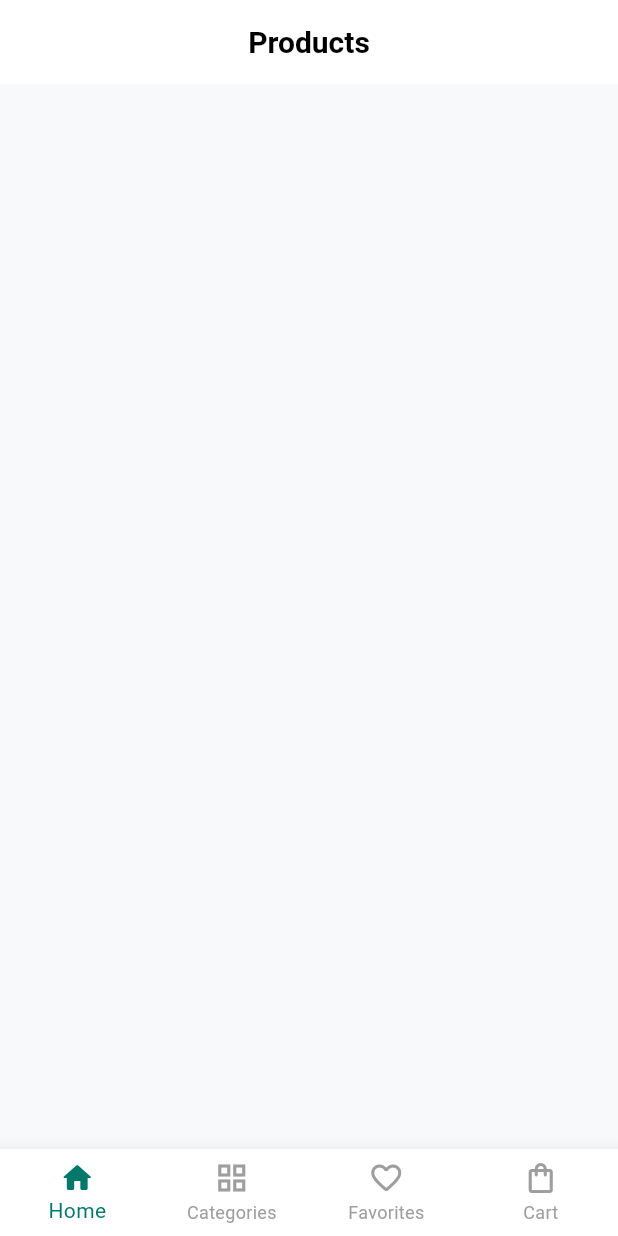
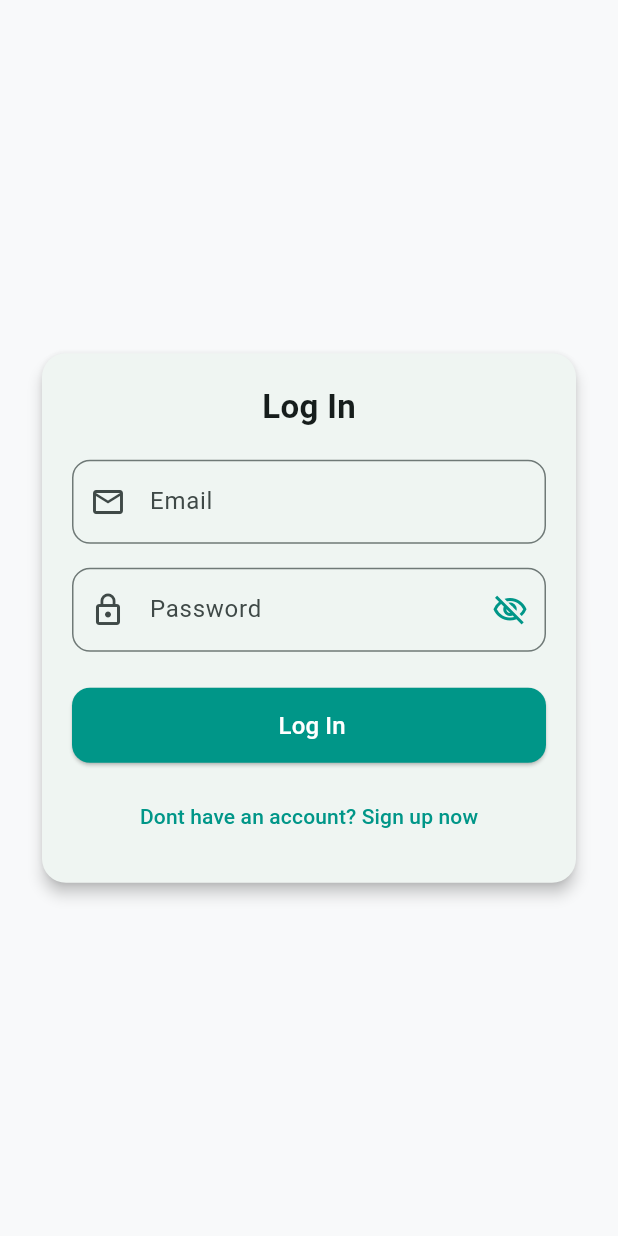
Before and after one commit to aya9351/aya-app, a Flutter app: the screen it shows after launch, on a phone screen of 412 x 824 dp. Run offline on Flutter 3.47's test engine with Material 3 defaults, Android fonts, the phone set to English and light mode, and no system bars; our stand-ins replace firebase_auth, firebase_core, shared_preferences; accounts and stored records are empty; Roboto replaces fonts that are missing (Tajawal).

Commit message:
update app features without secrets

```diff
--- /dev/null
+++ b/lib/auth_screen.dart
@@ -0,0 +1,208 @@
+import 'package:flutter/material.dart';
+import 'package:firebase_auth/firebase_auth.dart';
+
+class AuthScreen extends StatefulWidget {
+  const AuthScreen({super.key});
+
+  @override
+  State<AuthScreen> createState() => _AuthScreenState();
+}
+
+class _AuthScreenState extends State<AuthScreen> {
+  final _emailController = TextEditingController();
+  final _passwordController = TextEditingController();
+  final _nameController = TextEditingController();
+
+  bool _isLogin = true;
+  bool _isLoading = false;
+  bool _isPasswordHidden = true;
+
+  void _submitAuth() async {
+    final email = _emailController.text.trim();
+    final password = _passwordController.text.trim();
+    final name = _nameController.text.trim();
+
+    if (password.isEmpty || (!_isLogin && name.isEmpty) || email.isEmpty) {
+      ScaffoldMessenger.of(context).showSnackBar(
+        const SnackBar(
+          content: Text(
+            'Please fill in all required fields',
+            textAlign: TextAlign.right,
+          ),
+        ),
+      );
+      return;
+    }
+
+    setState(() {
+      _isLoading = true;
+    });
+
+    try {
+      if (_isLogin) {
+        await FirebaseAuth.instance.signInWithEmailAndPassword(
+          email: email,
+          password: password,
+        );
+      } else {
+        UserCredential userCredential = await FirebaseAuth.instance
+            .createUserWithEmailAndPassword(email: email, password: password);
+
+        if (userCredential.user != null) {
+          await userCredential.user!.updateDisplayName(name);
+          await userCredential.user!.reload();
+        }
+      }
+    } on FirebaseAuthException catch (e) {
+      String message = 'An error occurred, please try again later';
+      if (e.code == 'weak-password') message = 'Password is too weak';
+      if (e.code == 'email-already-in-use') {
+        message = 'This email is already in use';
+      }
+      if (e.code == 'user-not-found') {
+        message = 'No user found with this email';
+      }
+      if (e.code == 'wrong-password') message = 'Incorrect password';
+
+      // ignore: use_build_context_synchronously
+      ScaffoldMessenger.of(context).showSnackBar(
+        SnackBar(content: Text(message, textAlign: TextAlign.right)),
+      );
+    } finally {
+      if (mounted) {
+        setState(() {
+          _isLoading = false;
+        });
+      }
+    }
+  }
+
+  @override
+  Widget build(BuildContext context) {
+    return Scaffold(
+      body: Center(
+        child: SingleChildScrollView(
+          padding: const EdgeInsets.all(24.0),
+          child: Card(
+            elevation: 4,
+            shape: RoundedRectangleBorder(
+              borderRadius: BorderRadius.circular(16),
+            ),
+            child: Padding(
+              padding: const EdgeInsets.all(20.0),
+              child: Column(
+                mainAxisSize: MainAxisSize.min,
+                children: [
+                  Text(
+                    _isLogin ? 'Log In' : 'Create New Account',
+                    style: const TextStyle(
+                      fontSize: 22,
+                      fontWeight: FontWeight.bold,
+                      fontFamily: 'Tajawal',
+                    ),
+                  ),
+                  const SizedBox(height: 20),
+
+                  if (!_isLogin) ...[
+                    TextField(
+                      controller: _nameController,
+                      textAlign: TextAlign.right,
+                      decoration: InputDecoration(
+                        labelText: 'Name',
+                        prefixIcon: const Icon(Icons.person_outline),
+                        border: OutlineInputBorder(
+                          borderRadius: BorderRadius.circular(12),
+                        ),
+                      ),
+                    ),
+                    const SizedBox(height: 16),
+                  ],
+
+                  TextField(
+                    controller: _emailController,
+                    keyboardType: TextInputType.emailAddress,
+                    textAlign: TextAlign.right,
+                    decoration: InputDecoration(
+                      labelText: 'Email',
+                      prefixIcon: const Icon(Icons.email_outlined),
+                      border: OutlineInputBorder(
+                        borderRadius: BorderRadius.circular(12),
+                      ),
+                    ),
+                  ),
+                  const SizedBox(height: 16),
+
+                  TextField(
+                    controller: _passwordController,
+                    obscureText: _isPasswordHidden,
+                    textAlign: TextAlign.right,
+                    decoration: InputDecoration(
+                      labelText: 'Password',
+                      prefixIcon: const Icon(Icons.lock_outline),
+                      suffixIcon: IconButton(
+                        icon: Icon(
+                          _isPasswordHidden
+                              ? Icons.visibility_off_outlined
+                              : Icons.visibility_outlined,
+                          color: Colors.teal,
+                        ),
+                        onPressed: () {
+                          setState(() {
+                            _isPasswordHidden = !_isPasswordHidden;
+                          });
+                        },
+                      ),
+                      border: OutlineInputBorder(
+                        borderRadius: BorderRadius.circular(12),
+                      ),
+                    ),
+                  ),
+                  const SizedBox(height: 24),
+
+                  _isLoading
+                      ? const CircularProgressIndicator(color: Colors.teal)
+                      : ElevatedButton(
+                          onPressed: _submitAuth,
+                          style: ElevatedButton.styleFrom(
+                            backgroundColor: Colors.teal,
+                            foregroundColor: Colors.white,
+                            minimumSize: const Size(double.infinity, 50),
+                            shape: RoundedRectangleBorder(
+                              borderRadius: BorderRadius.circular(12),
+                            ),
+                          ),
+                          child: Text(
+                            _isLogin ? ' Log In' : 'Sign Up',
+                            style: const TextStyle(
+                              fontFamily: 'Tajawal',
+                              fontSize: 16,
+                            ),
+                          ),
+                        ),
+                  const SizedBox(height: 12),
+
+                  TextButton(
+                    onPressed: () {
+                      setState(() {
+                        _isLogin = !_isLogin;
+                      });
+                    },
+                    child: Text(
+                      _isLogin
+                          ? 'Dont have an account? Sign up now'
+                          : 'Already have an account? Log in',
+                      style: const TextStyle(
+                        fontFamily: 'Tajawal',
+                        color: Colors.teal,
+                      ),
+                    ),
+                  ),
+                ],
+              ),
+            ),
+          ),
+        ),
+      ),
+    );
+  }
+}
--- a/lib/main.dart
+++ b/lib/main.dart
@@ -2,10 +2,29 @@ import 'package:flutter/material.dart';
 import 'package:provider/provider.dart';
 import 'shop_provider.dart';
 import 'screens.dart';
+import 'package:firebase_core/firebase_core.dart';
+import 'package:flutter/foundation.dart';
+import 'package:firebase_auth/firebase_auth.dart';
+import 'auth_screen.dart';
+import 'profile_screen.dart';
 
 void main() async {
-  // التأكد من تهيئة الخدمات قبل تشغيل التطبيق
   WidgetsFlutterBinding.ensureInitialized();
+  if (kIsWeb) {
+    await Firebase.initializeApp(
+      options: const FirebaseOptions(
+        apiKey: "AIzaSyABsTi8aNfRQUA_dnjUZKfjsLSfVKbHvTI",
+        authDomain: "smart-home-897a8.firebaseapp.com",
+        projectId: "smart-home-897a8",
+        storageBucket: "smart-home-897a8.firebasestorage.app",
+        messagingSenderId: "171257968552",
+        appId: "1:171257968552:web:dd6acd9b297c6c9d9ecf9d",
+        measurementId: "G-8CH8MLK625",
+      ),
+    );
+  } else {
+    await Firebase.initializeApp();
+  }
 
   runApp(
     ChangeNotifierProvider(
@@ -25,14 +44,13 @@ class SmartStoreApp extends StatelessWidget {
       title: 'Smart Store Pro',
       theme: ThemeData(
         useMaterial3: true,
-        // ألوان متناسقة وهادئة
         colorScheme: ColorScheme.fromSeed(
           seedColor: Colors.teal,
           primary: Colors.teal.shade700,
           secondary: Colors.orangeAccent,
         ),
         scaffoldBackgroundColor: const Color(0xFFF8F9FA),
-        fontFamily: 'Tajawal', // تأكد من إضافة الخط في pubspec.yaml
+        fontFamily: 'Tajawal',
         appBarTheme: const AppBarTheme(
           centerTitle: true,
           backgroundColor: Colors.white,
@@ -40,11 +58,26 @@ class SmartStoreApp extends StatelessWidget {
           titleTextStyle: TextStyle(
             color: Colors.black,
             fontSize: 20,
-            fontWeight: FontWeight.bold
+            fontWeight: FontWeight.bold,
           ),
         ),
       ),
-      home: const MainNavigation(),
+      home: StreamBuilder<User?>(
+        stream: FirebaseAuth.instance.authStateChanges(),
+        builder: (context, snapshot) {
+          if (snapshot.connectionState == ConnectionState.waiting) {
+            return const Scaffold(
+              body: Center(
+                child: CircularProgressIndicator(color: Colors.teal),
+              ),
+            );
+          }
+          if (snapshot.hasData) {
+            return const MainNavigation();
+          }
+          return AuthScreen();
+        },
+      ),
     );
   }
 }
@@ -59,24 +92,20 @@ class MainNavigation extends StatefulWidget {
 class _MainNavigationState extends State<MainNavigation> {
   int _currentIndex = 0;
 
-  // القائمة الأساسية للشاشات
   final List<Widget> _pages = [
     const HomeScreen(),
     const CategoriesScreen(),
     const FavoritesScreen(),
     const CartScreen(),
+    const ProfileScreen(),
   ];
 
   @override
   Widget build(BuildContext context) {
-    // استدعاء الموفر لمراقبة عدد العناصر في السلة والمفضلة لتحديث الـ Badges
     final shop = Provider.of<ShopProvider>(context);
 
     return Scaffold(
-      body: IndexedStack( // استخدام IndexedStack للحفاظ على حالة الشاشات أثناء التنقل
-        index: _currentIndex,
-        children: _pages,
-      ),
+      body: IndexedStack(index: _currentIndex, children: _pages),
       bottomNavigationBar: BottomNavigationBar(
         currentIndex: _currentIndex,
         onTap: (index) {
@@ -122,7 +151,7 @@ class _MainNavigationState extends State<MainNavigation> {
               isLabelVisible: shop.cartCount > 0,
               backgroundColor: Colors.teal,
               child: const Icon(Icons.shopping_bag_outlined),
-              ),
+            ),
             activeIcon: Badge(
               label: Text(shop.cartCount.toString()),
               isLabelVisible: shop.cartCount > 0,
@@ -131,6 +160,11 @@ class _MainNavigationState extends State<MainNavigation> {
             ),
             label: 'Cart',
           ),
+          const BottomNavigationBarItem(
+            icon: Icon(Icons.person_outline_rounded),
+            activeIcon: Icon(Icons.person_rounded),
+            label: 'Profile',
+          ),
         ],
       ),
     );
--- a/lib/product_model.dart
+++ b/lib/product_model.dart
@@ -19,19 +19,17 @@ class Product {
     this.quantity = 1,
   });
 
-  // تحويل JSON إلى كائن Product مع معالجة البيانات لضمان عدم وجود قيم فارغة (Null Safety)
   factory Product.fromJson(Map<String, dynamic> json) {
     return Product(
-      id: json['id'].toString(), // تحويل الـ ID لنص دائماً لتجنب مشاكل النوع
+      id: json['id'].toString(),
       name: json['title'] ?? 'No Name',
-      price: (json['price'] as num).toDouble(), // تحويل السعر لـ double بدقة
+      price: (json['price'] as num).toDouble(),
       image: json['image'] ?? '',
       category: json['category'] ?? 'General',
       description: json['description'] ?? 'No description available.',
     );
   }
 
-  // دالة اختيارية لتحويل الكائن مجدداً لـ Map إذا احتجت لحفظه مستقبلاً
   Map<String, dynamic> toJson() {
     return {
       'id': id,
--- a/lib/screens.dart
+++ b/lib/screens.dart
@@ -3,21 +3,18 @@ import 'package:provider/provider.dart';
 import 'product_model.dart';
 import 'shop_provider.dart';
 
-// --- ويدجت كرت المنتج (تم إضافة زر الحذف وتنسيق الأزرار) ---
 class ProductCard extends StatelessWidget {
   final Product product;
   const ProductCard({required this.product, super.key});
 
   @override
   Widget build(BuildContext context) {
-    // نستخدم listen: false هنا لأننا نحتاج استدعاء دوال فقط عند الضغط
     final shop = Provider.of<ShopProvider>(context, listen: false);
 
     return ClipRRect(
       borderRadius: BorderRadius.circular(20),
       child: Stack(
         children: [
-          // خلفية الكرت (الصورة)
           Positioned.fill(
             child: InkWell(
               onTap: () => Navigator.push(
@@ -32,7 +29,6 @@ class ProductCard extends StatelessWidget {
             ),
           ),
 
-          // المعلومات السفلية (الاسم والسعر وزر الإضافة للسلة)
           Positioned(
             bottom: 0, left: 0, right: 0,
             child: Container(
@@ -74,8 +70,6 @@ class ProductCard extends StatelessWidget {
               ),
             ),
           ),
-
-          // زر المفضلة (أعلى اليسار)
           Positioned(
             top: 10, left: 10,
             child: GestureDetector(
@@ -96,7 +90,6 @@ class ProductCard extends StatelessWidget {
   }
 }
 
-// --- الشاشة الرئيسية (تعديل استدعاء البيانات) ---
 class HomeScreen extends StatefulWidget {
   const HomeScreen({super.key});
 
@@ -108,7 +101,6 @@ class _HomeScreenState extends State<HomeScreen> {
   @override
   void initState() {
     super.initState();
-    // جلب البيانات مرة واحدة فقط عند بدء التطبيق
     Future.microtask(() =>
         Provider.of<ShopProvider>(context, listen: false).fetchProducts());
   }
@@ -123,19 +115,6 @@ class _HomeScreenState extends State<HomeScreen> {
       ),
       body: Column(
         children: [
-          // عرض رسالة في حال كان التطبيق يعمل بدون إنترنت (Offline Mode)
-          /*if (shop.errorMessage.isNotEmpty)
-            Container(
-              width: double.infinity,
-              color: Colors.orange.shade100,
-              padding: const EdgeInsets.symmetric(vertical: 8),
-              child: Text(
-                shop.errorMessage,
-                textAlign: TextAlign.center,
-                style: const TextStyle(color: Colors.brown, fontSize: 12, fontWeight: FontWeight.bold),
-              ),
-            ),*/
-
           Expanded(
             child: shop.isLoading
                 ? const Center(child: CircularProgressIndicator(color: Colors.teal))
@@ -155,7 +134,6 @@ class _HomeScreenState extends State<HomeScreen> {
     );
   }
 }
-// --- شاشة تفاصيل المنتج ---
 class ProductDetailsScreen extends StatelessWidget {
   final Product product;
   const ProductDetailsScreen({required this.product, super.key});
@@ -178,7 +156,6 @@ class ProductDetailsScreen extends StatelessWidget {
       ),
       body: Column(
         children: [
-          // عرض الصورة بشكل كبير ومريح
           Expanded(
             flex: 5,
             child: Container(
@@ -192,7 +169,6 @@ class ProductDetailsScreen extends StatelessWidget {
               ),
             ),
           ),
-          // محتوى التفاصيل مع تصميم منحني
           Expanded(
             flex: 4,
             child: Container(
@@ -236,7 +212,6 @@ class ProductDetailsScreen extends StatelessWidget {
                     ),
                   ),
                   const SizedBox(height: 20),
-                  // زر الإضافة للسلة
                   ElevatedButton(
                     style: ElevatedButton.styleFrom(
                       backgroundColor: Colors.teal,
@@ -260,13 +235,11 @@ class ProductDetailsScreen extends StatelessWidget {
     );
   }
 }
-// --- شاشة الفئات ---
 class CategoriesScreen extends StatelessWidget {
   const CategoriesScreen({super.key});
 
   @override
   Widget build(BuildContext context) {
-    // قائمة الفئات المتاحة في API الـ Fake Store
     final List<Map<String, dynamic>> categoryData = [
       {'name': 'electronics', 'icon': Icons.devices_other_rounded},
       {'name': 'jewelery', 'icon': Icons.diamond_rounded},
@@ -323,7 +296,6 @@ class CategoriesScreen extends StatelessWidget {
     );
   }
 }
-// --- شاشة السلة (تم إضافة زر الحذف وتنسيق السعر الإجمالي) ---
 class CartScreen extends StatelessWidget {
   const CartScreen({super.key});
 
@@ -356,7 +328,6 @@ class CartScreen extends StatelessWidget {
                     trailing: Row(
                       mainAxisSize: MainAxisSize.min,
                       children: [
-                        // أزرار التحكم بالكمية
                         IconButton(
                           icon: const Icon(Icons.remove_circle_outline, color: Colors.teal),
                           onPressed: () => shop.updateQuantity(item, false)
@@ -366,7 +337,6 @@ class CartScreen extends StatelessWidget {
                           icon: const Icon(Icons.add_circle_outline, color: Colors.teal),
                           onPressed: () => shop.updateQuantity(item, true)
                         ),
-                        // زر الحذف المباشر من السلة
                         IconButton(
                           icon: const Icon(Icons.delete_outline, color: Colors.redAccent),
                           onPressed: () => shop.removeFromCart(item),
@@ -378,7 +348,6 @@ class CartScreen extends StatelessWidget {
               },
             ),
           ),
-          // عرض الإجمالي وزر الدفع
           Container(
             padding: const EdgeInsets.all(25),
             decoration: BoxDecoration(
@@ -405,7 +374,6 @@ class CartScreen extends StatelessWidget {
  shape: RoundedRectangleBorder(borderRadius: BorderRadius.circular(15)),
                   ),
                   onPressed: shop.cart.isEmpty ? null : () {
-                    // هنا يمكن إضافة منطق الدفع لاحقاً
                   },
                   child: const Text("Checkout Now", style: TextStyle(fontSize: 18, fontWeight: FontWeight.bold)),
                 ),
@@ -418,7 +386,6 @@ class CartScreen extends StatelessWidget {
   }
 }
 
-// --- شاشة المفضلة ---
 class FavoritesScreen extends StatelessWidget {
   const FavoritesScreen({super.key});
 
@@ -454,7 +421,6 @@ class FavoritesScreen extends StatelessWidget {
   }
 }
 
-// --- شاشة عرض منتجات فئة محددة ---
 class CategoryProductsScreen extends StatelessWidget {
   final String categoryName;
   const CategoryProductsScreen({required this.categoryName, super.key});
@@ -481,7 +447,6 @@ class CategoryProductsScreen extends StatelessWidget {
   }
 }
 
-// --- نافذة النجاح عند الإضافة للسلة ---
 void showSuccessDialog(BuildContext context) {
   showDialog(
     context: context,
--- a/pubspec.yaml
+++ b/pubspec.yaml
@@ -34,7 +34,8 @@ dependencies:
   path_provider: ^2.1.1
   shared_preferences: ^2.2.2
   provider: ^6.1.1
-
+  firebase_core: ^3.0.0
+  firebase_auth: ^5.0.0
   # لاحظي المسافات.. لا تضعيها تحت sdk: flutter
   # The following adds the Cupertino Icons font to your application.
   # Use with the CupertinoIcons class for iOS style icons.
```
Also changed, not shown: lib/profile_screen.dart (added, +229 -0 lines), lib/shop_provider.dart (+4 -13 lines), pubspec.lock, 5 other files.
